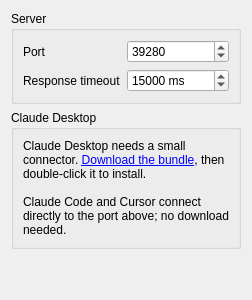
The window that freecad/mcp_bridge/Resources/Ui/preferences.ui (CREATeNG/freecad-mcp-bridge) describes before a commit, drawn with Qt 5.
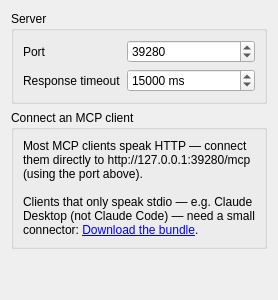
The same window after the commit. Custom widgets are drawn as their Qt base class.

Commit message:
refactor: vendor-neutral, tighter preferences text
- "Claude Desktop" group -> "Connect an MCP client"; note reframed by transport
  (HTTP clients connect directly; stdio-only clients e.g. Claude Desktop, not
  Claude Code, download the bundle)
- plainer port + response-timeout tooltips (drop has_more/get_output jargon)
- rename objectNames claudeDesktop* -> client*

```diff
--- a/freecad/mcp_bridge/Resources/Ui/preferences.ui
+++ b/freecad/mcp_bridge/Resources/Ui/preferences.ui
@@ -82,7 +82,7 @@
    <item>
     <widget class="QGroupBox" name="claudeDesktopGroup">
      <property name="title">
-      <string>Claude Desktop</string>
+      <string>Connect an MCP client</string>
      </property>
      <layout class="QVBoxLayout" name="claudeDesktopLayout">
       <item>
@@ -91,7 +91,7 @@
          <enum>Qt::RichText</enum>
         </property>
         <property name="text">
-         <string>Claude Desktop needs a small connector. &lt;a href="https://github.com/CREATeNG/freecad-mcp-bridge/releases/latest/download/freecad-mcp-bridge.mcpb"&gt;Download the bundle&lt;/a&gt;, then double-click it to install.&lt;br/&gt;&lt;br/&gt;Claude Code and Cursor connect directly to the port above; no download needed.</string>
+         <string>Most MCP clients speak HTTP — connect them directly to http://127.0.0.1:39280/mcp (using the port above).&lt;br/&gt;&lt;br/&gt;Clients that only speak stdio — e.g. Claude Desktop (not Claude Code) — need a small connector: &lt;a href="https://github.com/CREATeNG/freecad-mcp-bridge/releases/latest/download/freecad-mcp-bridge.mcpb"&gt;Download the bundle&lt;/a&gt;.</string>
         </property>
         <property name="wordWrap">
          <bool>true</bool>
```
Left out of the diff: 10 changed lines with no effect on the pictures.
